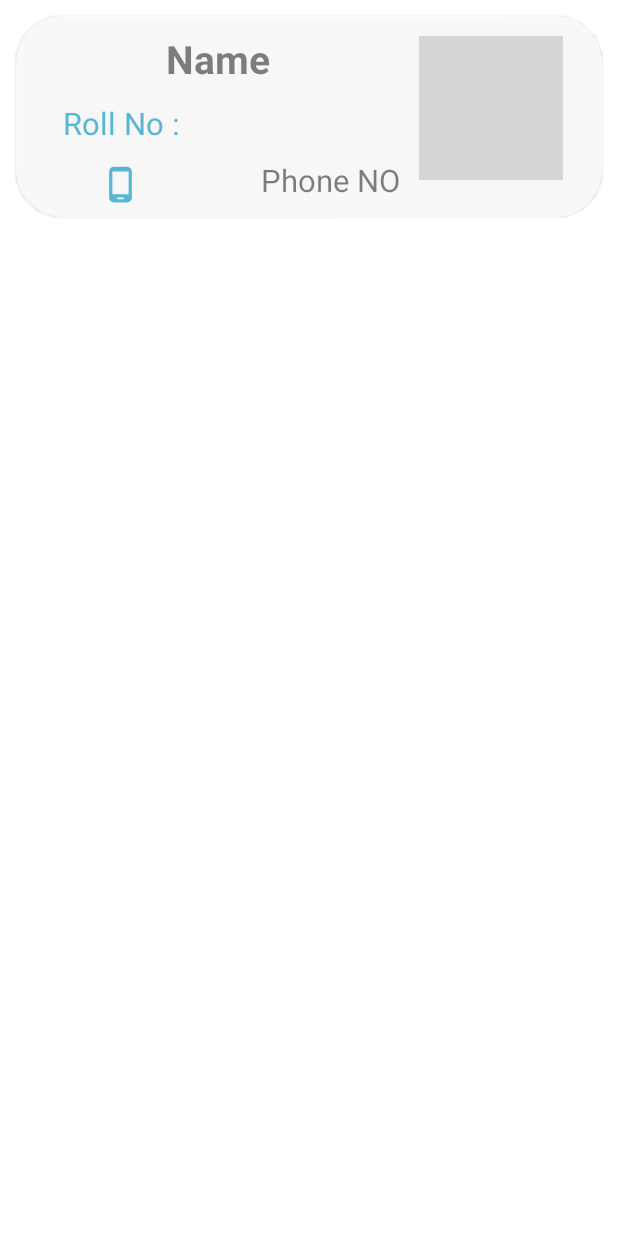
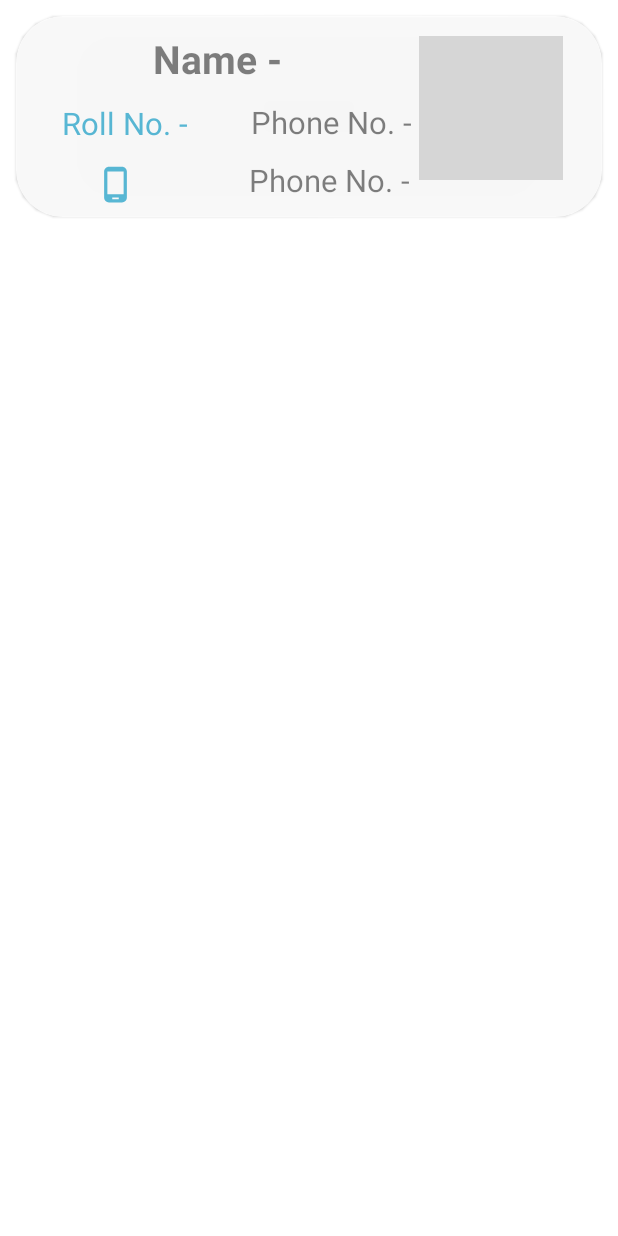
Before and after one commit to ghanghasmukul/Student_Diary, an Android app: the layout rv_item.xml on its own in the app's theme, with its tools: preview values and no code run, on a phone screen of 412 x 824 dp. Run offline under Robolectric (Android 15) with nearby library versions, the phone set to English and light mode, and no system bars; grey boxes are pictures that could not be loaded.

Commit message:
update ui and some text limits

```diff
--- a/app/src/main/res/layout/rv_item.xml
+++ b/app/src/main/res/layout/rv_item.xml
@@ -2,7 +2,6 @@
 <com.google.android.material.card.MaterialCardView
     xmlns:android="http://schemas.android.com/apk/res/android"
     xmlns:app="http://schemas.android.com/apk/res-auto"
-    xmlns:tools="http://schemas.android.com/tools"
     android:layout_width="match_parent"
     android:layout_height="wrap_content"
     android:layout_margin="@dimen/_8sdp"
@@ -20,7 +19,7 @@
             android:layout_width="wrap_content"
             android:layout_height="wrap_content"
             android:layout_margin="@dimen/_8sdp"
-            android:hint="Name"
+            android:hint="@string/name"
             android:textColor="#05437c"
             android:textSize="@dimen/_20ssp"
             android:textStyle="bold"
@@ -36,6 +35,7 @@
             android:layout_marginTop="8dp"
             android:textColor="#38aed2"
             android:textSize="@dimen/_16ssp"
+            android:hint="@string/phone_no"
             app:layout_constraintEnd_toEndOf="parent"
             app:layout_constraintHorizontal_bias="0.212"
             app:layout_constraintStart_toEndOf="@+id/textView"
@@ -46,7 +46,7 @@
             android:layout_width="wrap_content"
             android:layout_height="wrap_content"
             android:layout_marginTop="36dp"
-            android:text="Roll No :"
+            android:text="@string/roll_no"
             android:textColor="#38aed2"
             android:textSize="@dimen/_16ssp"
             app:layout_constraintBottom_toTopOf="@+id/imageView"
@@ -65,14 +65,15 @@
             app:layout_constraintBottom_toBottomOf="parent"
             app:layout_constraintEnd_toStartOf="@+id/tvPhone"
             app:layout_constraintHorizontal_bias="0.414"
-            app:layout_constraintStart_toStartOf="parent" />
+            app:layout_constraintStart_toStartOf="parent"
+            android:contentDescription="TODO" />
 
         <TextView
             android:id="@+id/tvPhone"
             android:layout_width="wrap_content"
             android:layout_height="wrap_content"
             android:layout_margin="@dimen/_8sdp"
-            android:hint="Phone NO"
+            android:hint="@string/phone_no"
             android:textColor="#38aed2"
             android:textSize="@dimen/_16ssp"
             app:layout_constraintBottom_toBottomOf="parent"
--- a/app/src/main/res/values/strings.xml
+++ b/app/src/main/res/values/strings.xml
@@ -7,4 +7,8 @@
     <string name="play_videos">Play Videos</string>
     <string name="title_dashboard">Dashboard</string>
     <string name="title_notifications">Notifications</string>
+    <string name="phone_no">Phone No. -</string>
+    <string name="roll_no">Roll No. -</string>
+    <string name="name">Name -</string>
+    <string name="submit">Submit</string>
 </resources>
```
Also changed, not shown: app/src/main/res/layout/fragment_add_records.xml (+4 -4 lines).
